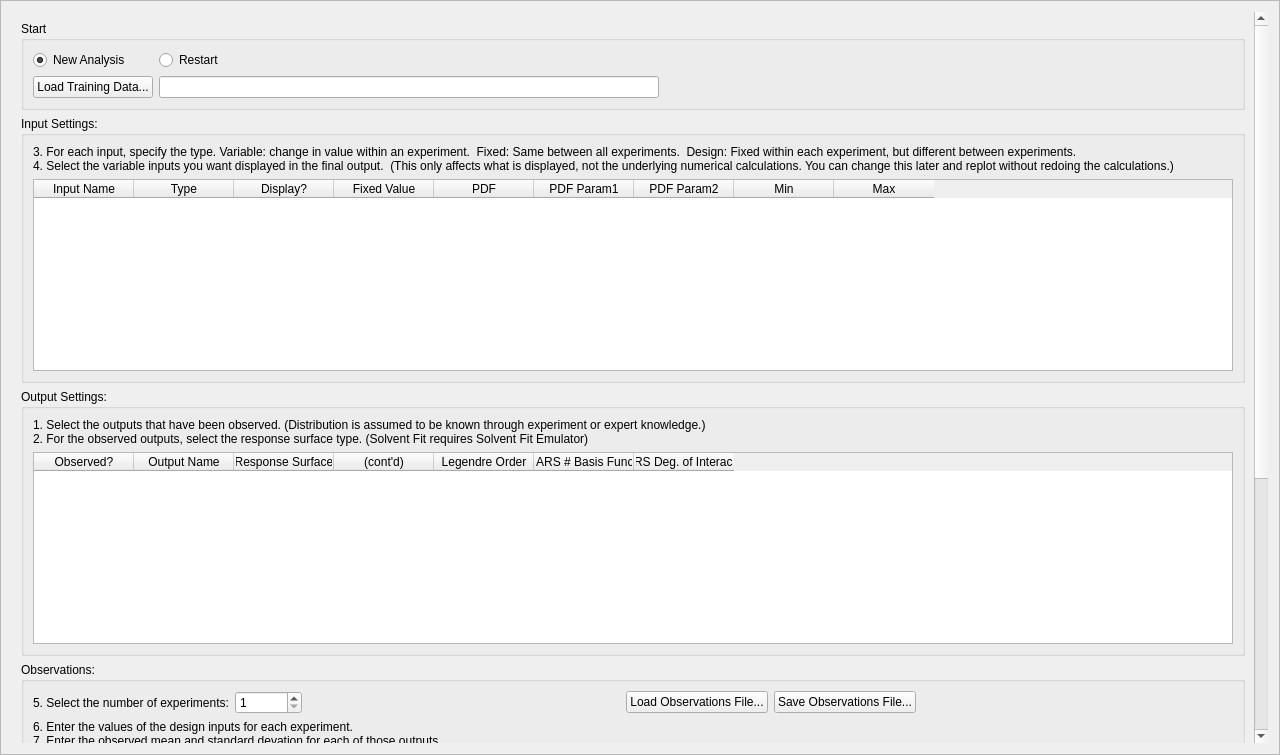
Before: the Qt Designer form foqus_lib/gui/solventfit/solventFitSetupFrame.ui in CCSI-Toolset/FOQUS, drawn with Qt 5.
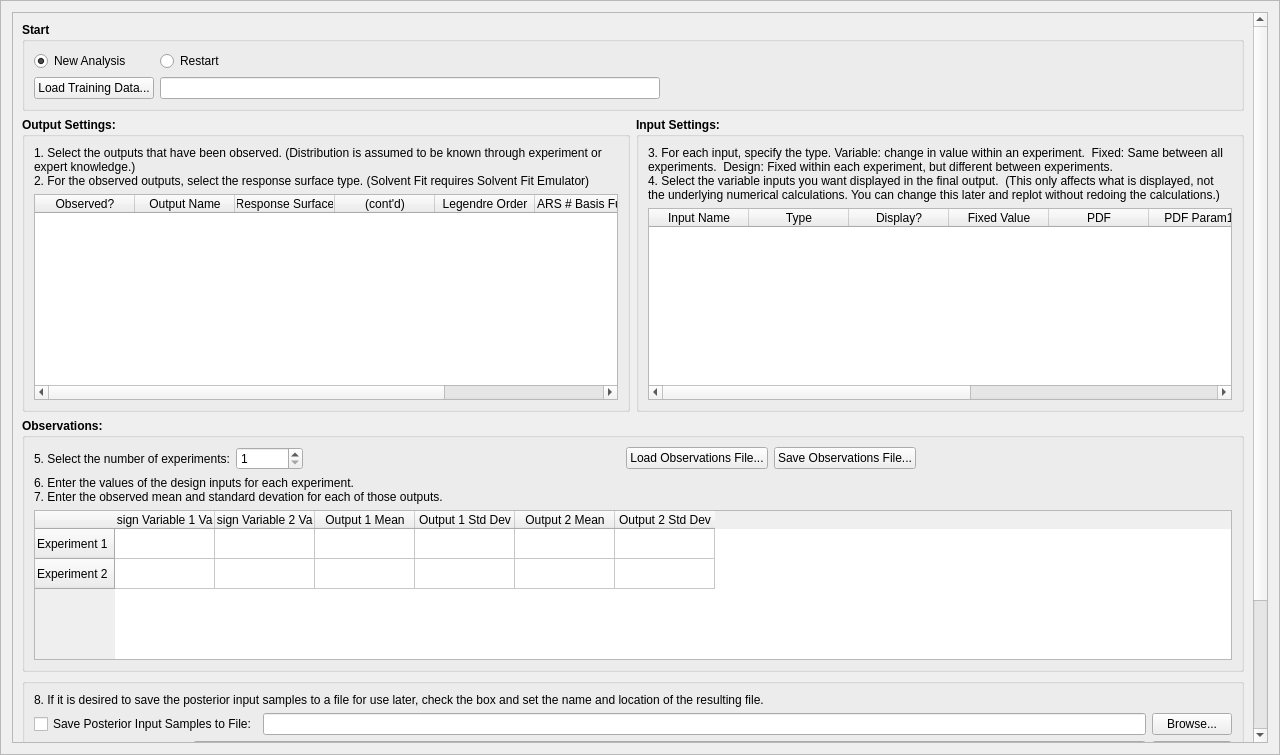
After: the same form once the commit is applied. Custom widgets are drawn as their Qt base class.

Patch:
```diff
--- a/foqus_lib/gui/solventfit/solventFitSetupFrame.ui
+++ b/foqus_lib/gui/solventfit/solventFitSetupFrame.ui
@@ -10,12 +10,6 @@
     <height>755</height>
    </rect>
   </property>
-  <property name="sizePolicy">
-   <sizepolicy hsizetype="Preferred" vsizetype="Preferred">
-    <horstretch>0</horstretch>
-    <verstretch>0</verstretch>
-   </sizepolicy>
-  </property>
   <property name="font">
    <font>
     <pointsize>9</pointsize>
@@ -32,45 +26,32 @@
   <property name="frameShadow">
    <enum>QFrame::Raised</enum>
   </property>
-  <layout class="QVBoxLayout" name="verticalLayout_3">
-   <item>
+  <layout class="QGridLayout" name="gridLayout_8">
+   <item row="0" column="0">
     <widget class="QScrollArea" name="scrollArea">
-     <property name="sizePolicy">
-      <sizepolicy hsizetype="Preferred" vsizetype="Preferred">
-       <horstretch>0</horstretch>
-       <verstretch>0</verstretch>
-      </sizepolicy>
-     </property>
-     <property name="frameShape">
-      <enum>QFrame::NoFrame</enum>
-     </property>
-     <property name="verticalScrollBarPolicy">
-      <enum>Qt::ScrollBarAlwaysOn</enum>
-     </property>
-     <property name="horizontalScrollBarPolicy">
-      <enum>Qt::ScrollBarAsNeeded</enum>
-     </property>
-     <property name="sizeAdjustPolicy">
-      <enum>QAbstractScrollArea::AdjustToContents</enum>
-     </property>
      <property name="widgetResizable">
       <bool>true</bool>
      </property>
-     <property name="alignment">
-      <set>Qt::AlignLeading|Qt::AlignLeft|Qt::AlignTop</set>
-     </property>
      <widget class="QWidget" name="scrollAreaWidgetContents">
       <property name="geometry">
        <rect>
         <x>0</x>
-        <y>-501</y>
-        <width>1239</width>
-        <height>1231</height>
+        <y>0</y>
+        <width>1237</width>
+        <height>1056</height>
        </rect>
       </property>
-      <layout class="QVBoxLayout" name="verticalLayout_4">
+      <layout class="QVBoxLayout" name="verticalLayout_2">
+       <item>
+        <layout class="QVBoxLayout" name="verticalLayout">
        <item>
         <widget class="QGroupBox" name="start_groupBox">
+           <property name="font">
+            <font>
+             <weight>75</weight>
+             <bold>true</bold>
+            </font>
+           </property>
          <property name="title">
           <string>Start</string>
          </property>
@@ -149,6 +130,101 @@
             </property>
            </widget>
           </item>
+            <item row="1" column="3">
+             <spacer name="horizontalSpacer_6">
+              <property name="orientation">
+               <enum>Qt::Horizontal</enum>
+              </property>
+              <property name="sizeHint" stdset="0">
+               <size>
+                <width>40</width>
+                <height>20</height>
+               </size>
+              </property>
+             </spacer>
+            </item>
+           </layout>
+          </widget>
+         </item>
+         <item>
+          <layout class="QHBoxLayout" name="horizontalLayout_4">
+           <item>
+            <widget class="QGroupBox" name="output_groupBox">
+             <property name="font">
+              <font>
+               <weight>75</weight>
+               <bold>true</bold>
+              </font>
+             </property>
+             <property name="title">
+              <string>Output Settings:</string>
+             </property>
+             <layout class="QGridLayout" name="gridLayout_2">
+              <item row="0" column="0">
+               <widget class="QLabel" name="outputInstruction">
+                <property name="font">
+                 <font>
+                  <weight>50</weight>
+                  <bold>false</bold>
+                 </font>
+                </property>
+                <property name="text">
+                 <string>1. Select the outputs that have been observed. (Distribution is assumed to be known through experiment or expert knowledge.) 
+2. For the observed outputs, select the response surface type. (Solvent Fit requires Solvent Fit Emulator)</string>
+                </property>
+                <property name="wordWrap">
+                 <bool>true</bool>
+                </property>
+               </widget>
+              </item>
+              <item row="1" column="0">
+               <widget class="QTableWidget" name="output_table">
+                <property name="font">
+                 <font>
+                  <weight>50</weight>
+                  <bold>false</bold>
+                 </font>
+                </property>
+                <property name="toolTip">
+                 <string>Designate a response surface for each observed output.</string>
+                </property>
+                <column>
+                 <property name="text">
+                  <string>Observed?</string>
+                 </property>
+                </column>
+                <column>
+                 <property name="text">
+                  <string>Output Name</string>
+                 </property>
+                </column>
+                <column>
+                 <property name="text">
+                  <string>Response Surface</string>
+                 </property>
+                </column>
+                <column>
+                 <property name="text">
+                  <string>(cont'd)</string>
+                 </property>
+                </column>
+                <column>
+                 <property name="text">
+                  <string>Legendre Order</string>
+                 </property>
+                </column>
+                <column>
+                 <property name="text">
+                  <string>MARS # Basis Func's</string>
+                 </property>
+                </column>
+                <column>
+                 <property name="text">
+                  <string>MARS Deg. of Interaction</string>
+                 </property>
+                </column>
+               </widget>
+              </item>
          </layout>
         </widget>
        </item>
@@ -160,6 +236,12 @@
            <height>0</height>
           </size>
          </property>
+             <property name="font">
+              <font>
+               <weight>75</weight>
+               <bold>true</bold>
+              </font>
+             </property>
          <property name="title">
           <string>Input Settings:</string>
          </property>
@@ -235,7 +317,6 @@
            <widget class="QLabel" name="inputInstruction">
             <property name="font">
              <font>
-              <pointsize>9</pointsize>
               <weight>50</weight>
               <bold>false</bold>
              </font>
@@ -252,94 +333,26 @@
          </layout>
         </widget>
        </item>
-       <item>
-        <widget class="QGroupBox" name="output_groupBox">
-         <property name="title">
-          <string>Output Settings:</string>
-         </property>
-         <layout class="QGridLayout" name="gridLayout_2">
-          <item row="1" column="0">
-           <widget class="QTableWidget" name="output_table">
-            <property name="font">
-             <font>
-              <weight>50</weight>
-              <bold>false</bold>
-             </font>
-            </property>
-            <property name="toolTip">
-             <string>Designate a response surface for each observed output.</string>
-            </property>
-            <column>
-             <property name="text">
-              <string>Observed?</string>
-             </property>
-            </column>
-            <column>
-             <property name="text">
-              <string>Output Name</string>
-             </property>
-            </column>
-            <column>
-             <property name="text">
-              <string>Response Surface</string>
-             </property>
-            </column>
-            <column>
-             <property name="text">
-              <string>(cont'd)</string>
-             </property>
-            </column>
-            <column>
-             <property name="text">
-              <string>Legendre Order</string>
-             </property>
-            </column>
-            <column>
-             <property name="text">
-              <string>MARS # Basis Func's</string>
-             </property>
-            </column>
-            <column>
-             <property name="text">
-              <string>MARS Deg. of Interaction</string>
-             </property>
-            </column>
-           </widget>
-          </item>
-          <item row="0" column="0">
-           <widget class="QLabel" name="outputInstruction">
-            <property name="font">
-             <font>
-              <pointsize>9</pointsize>
-              <weight>50</weight>
-              <bold>false</bold>
-             </font>
-            </property>
-            <property name="text">
-             <string>1. Select the outputs that have been observed. (Distribution is assumed to be known through experiment or expert knowledge.) 
-2. For the observed outputs, select the response surface type. (Solvent Fit requires Solvent Fit Emulator)</string>
-            </property>
-            <property name="wordWrap">
-             <bool>true</bool>
-            </property>
-           </widget>
-          </item>
-         </layout>
-        </widget>
+          </layout>
        </item>
        <item>
         <widget class="QGroupBox" name="obs_groupBox">
+           <property name="font">
+            <font>
+             <weight>75</weight>
+             <bold>true</bold>
+            </font>
+           </property>
          <property name="title">
           <string>Observations:</string>
          </property>
-         <layout class="QVBoxLayout" name="verticalLayout_2">
-          <item>
+           <layout class="QGridLayout" name="gridLayout_3">
+            <item row="0" column="0">
            <layout class="QHBoxLayout" name="horizontalLayout">
             <item>
              <widget class="QLabel" name="numExperiments_static">
               <property name="font">
                <font>
-                <pointsize>9</pointsize>
                 <weight>50</weight>
                 <bold>false</bold>
                </font>
@@ -419,11 +432,10 @@
             </item>
            </layout>
           </item>
-          <item>
+            <item row="1" column="0">
            <widget class="QLabel" name="obsInstruction">
             <property name="font">
              <font>
-              <pointsize>9</pointsize>
               <weight>50</weight>
               <bold>false</bold>
              </font>
@@ -437,7 +449,7 @@
             </property>
            </widget>
           </item>
-          <item>
+            <item row="2" column="0">
            <widget class="QTableWidget" name="obs_table">
             <property name="maximumSize">
              <size>
@@ -505,14 +517,9 @@
          <property name="title">
           <string/>
          </property>
-         <layout class="QVBoxLayout" name="verticalLayout">
+           <layout class="QVBoxLayout" name="verticalLayout_3">
           <item>
            <widget class="QLabel" name="saveInstruction">
-            <property name="font">
-             <font>
-              <pointsize>9</pointsize>
-             </font>
-            </property>
             <property name="text">
              <string>8. If it is desired to save the posterior input samples to a file for use later, check the box and set the name and location of the resulting file.</string>
             </property>
@@ -920,6 +927,8 @@
           </item>
          </layout>
         </widget>
+         </item>
+        </layout>
        </item>
       </layout>
      </widget>
```
Left out of the diff: 34 changed lines with no effect on the pictures. Lines whose indentation alone changed are shown as unchanged.
